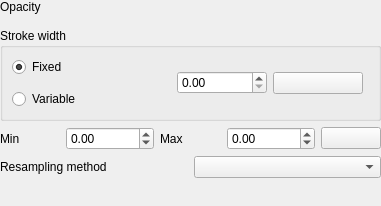
Old version of the form src/ui/mesh/qgsmeshrendererscalarsettingswidgetbase.ui in the repository qgis/QGIS.
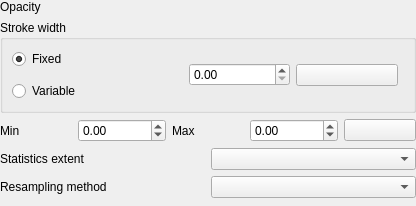
New version of the form. Icons and pictures are not drawn. Custom widgets are drawn as their Qt base class.

Commit message: add min max combobox

What changed in the file:
```diff
--- a/src/ui/mesh/qgsmeshrendererscalarsettingswidgetbase.ui
+++ b/src/ui/mesh/qgsmeshrendererscalarsettingswidgetbase.ui
@@ -6,7 +6,7 @@
    <rect>
     <x>0</x>
     <y>0</y>
-    <width>381</width>
+    <width>416</width>
     <height>206</height>
    </rect>
   </property>
@@ -175,6 +175,20 @@
      </item>
     </layout>
    </item>
+   <item>
+    <layout class="QHBoxLayout" name="horizontalLayout_3">
+     <item>
+      <widget class="QLabel" name="mMinMaxValueTypeLabel">
+       <property name="text">
+        <string>Statistics extent</string>
+       </property>
+      </widget>
+     </item>
+     <item>
+      <widget class="QComboBox" name="mMinMaxValueTypeComboBox"/>
+     </item>
+    </layout>
+   </item>
    <item>
     <widget class="QWidget" name="mScalarResamplingWidget" native="true">
      <layout class="QHBoxLayout" name="horizontalLayout_4">
```
